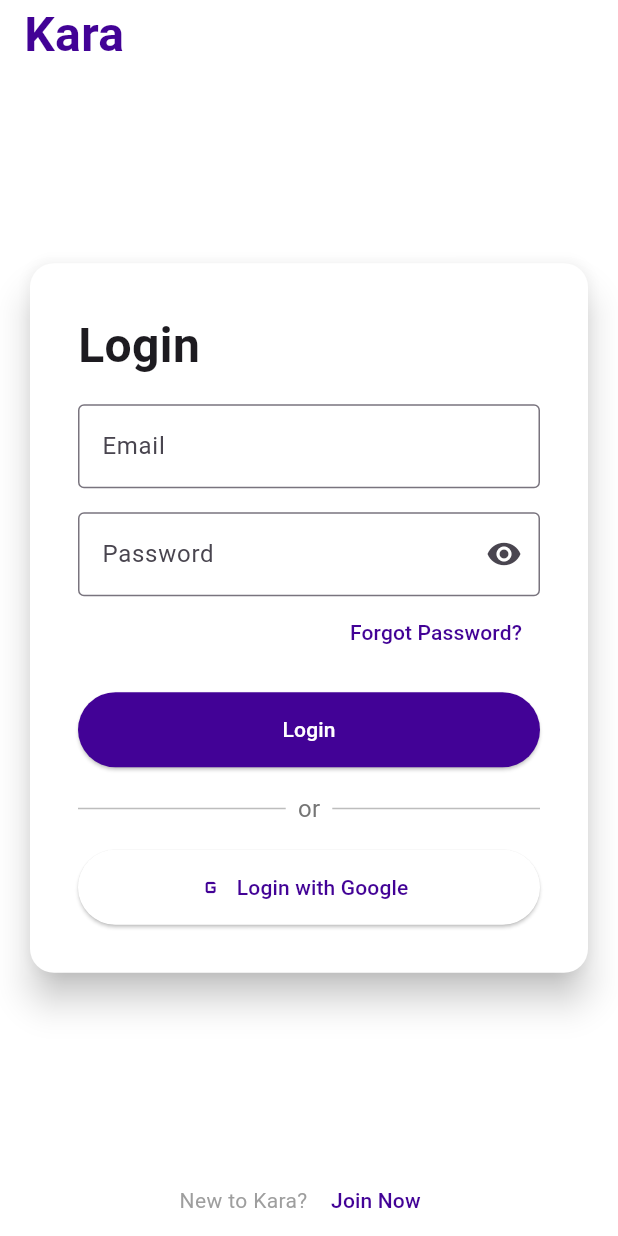
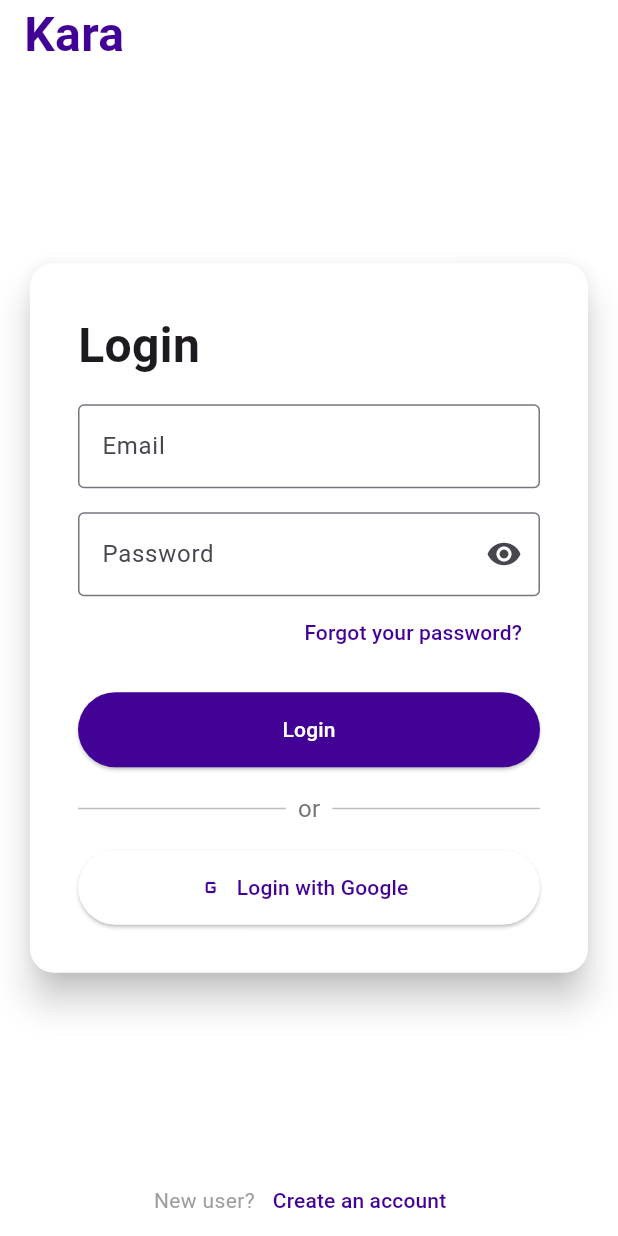
Before and after one commit to ariel4080/kara, a Flutter app: the screen it shows after launch, after a tap on "Login", on a phone screen of 412 x 824 dp. Run offline on Flutter 3.47's test engine with Material 3 defaults, Android fonts, the phone set to English and light mode, and no system bars; our stand-ins replace go_router.

Commit message:
Se agrega archivos de localization para manejar textos

```diff
--- /dev/null
+++ b/l10n.yaml
@@ -0,0 +1,6 @@
+arb-dir: lib/features/l10n
+template-arb-file: app_es.arb
+output-localization-file: app_localizations.dart
+output-dir: lib/features/l10n/generated
+synthetic-package: false
+output-class: AppLocalizations
--- a/lib/features/auth/views/login_view.dart
+++ b/lib/features/auth/views/login_view.dart
@@ -1,4 +1,5 @@
 import 'package:flutter/material.dart';
+import 'package:kara/features/l10n/generated/app_localizations.dart';
 
 class LoginView extends StatefulWidget {
   const LoginView({super.key});
@@ -12,17 +13,18 @@ class _LoginViewState extends State<LoginView> {
 
   @override
   Widget build(BuildContext context) {
+    AppLocalizations? localizations = AppLocalizations.of(context);
     return Scaffold(
       backgroundColor: Colors.white,
       body: SafeArea(
         child: Stack(
           children: [
-            const Positioned(
+            Positioned(
               child: Padding(
-                padding: EdgeInsets.symmetric(horizontal: 16),
+                padding: const EdgeInsets.symmetric(horizontal: 16),
                 child: Text(
-                  'Kara',
-                  style: TextStyle(
+                  localizations!.appTitle,
+                  style: const TextStyle(
                     fontSize: 32,
                     color: Color.fromARGB(255, 66, 2, 150),
                     fontWeight: FontWeight.bold,
@@ -47,22 +49,22 @@ class _LoginViewState extends State<LoginView> {
                         child: Column(
                           mainAxisSize: MainAxisSize.min,
                           children: [
-                            const Align(
+                            Align(
                               alignment: Alignment.centerLeft,
                               child: Text(
-                                'Login',
-                                style: TextStyle(
+                                localizations.title_login,
+                                style: const TextStyle(
                                   fontSize: 32,
                                   fontWeight: FontWeight.bold,
                                 ),
                               ),
                             ),
                             const SizedBox(height: 16),
-                            const TextField(
+                            TextField(
                               keyboardType: TextInputType.emailAddress,
                               decoration: InputDecoration(
-                                labelText: 'Email',
-                                border: OutlineInputBorder(),
+                                labelText: localizations.label_email,
+                                border: const OutlineInputBorder(),
                               ),
                             ),
                             const SizedBox(height: 16),
@@ -70,7 +72,7 @@ class _LoginViewState extends State<LoginView> {
                               obscureText: !_isPasswordVisible,
                               keyboardType: TextInputType.visiblePassword,
                               decoration: InputDecoration(
-                                labelText: 'Password',
+                                labelText: localizations.label_password,
                                 border: const OutlineInputBorder(),
                                 suffixIcon: IconButton(
                                   onPressed: () {
@@ -92,9 +94,9 @@ class _LoginViewState extends State<LoginView> {
                                 onPressed: () {
                                   // Implement forgot password functionality here
                                 },
-                                child: const Text(
-                                  'Forgot Password?',
-                                  style: TextStyle(
+                                child: Text(
+                                  localizations.label_forgot_password,
+                                  style: const TextStyle(
                                     color: Color.fromARGB(255, 66, 2, 150),
                                   ),
                                 ),
@@ -117,7 +119,7 @@ class _LoginViewState extends State<LoginView> {
                                 onPressed: () {
                                   // Implement login functionality here
                                 },
-                                child: const Text('Login'),
+                                child: Text(localizations.title_login),
                               ),
                             ),
                             const SizedBox(height: 16),
@@ -167,7 +169,7 @@ class _LoginViewState extends State<LoginView> {
                                   // Implement Google login functionality here
                                 },
                                 icon: const Icon(Icons.g_mobiledata),
-                                label: const Text('Login with Google'),
+                                label: Text(localizations.label_login_with_google),
                               ),
                             ),
                           ],
@@ -185,17 +187,17 @@ class _LoginViewState extends State<LoginView> {
               child: Row(
                 mainAxisAlignment: MainAxisAlignment.center,
                 children: [
-                  const Text(
-                    'New to Kara? ',
-                    style: TextStyle(color: Colors.grey),
+                  Text(
+                    localizations.label_new_user,
+                    style: const TextStyle(color: Colors.grey),
                   ),
                   TextButton(
                     onPressed: () {
                       // Implement navigation to sign up view here
                     },
-                    child: const Text(
-                      'Join Now',
-                      style: TextStyle(color: Color.fromARGB(255, 66, 2, 150)),
+                    child: Text(
+                      localizations.label_create_account,
+                      style: const TextStyle(color: Color.fromARGB(255, 66, 2, 150)),
                     ),
                   ),
                 ],
--- /dev/null
+++ b/lib/features/l10n/app_en.arb
@@ -0,0 +1,11 @@
+{
+    "@@locale": "en",
+    "appTitle": "Kara",
+    "title_login": "Login",
+    "label_email": "Email",
+    "label_password": "Password",
+    "label_forgot_password": "Forgot your password?",
+    "label_login_with_google": "Login with Google",
+    "label_new_user": "New user?",
+    "label_create_account": "Create an account"
+}
--- /dev/null
+++ b/lib/features/l10n/app_es.arb
@@ -0,0 +1,11 @@
+{
+    "@@locale": "es",
+    "appTitle": "Kara",
+    "title_login": "Iniciar sesión",
+    "label_email": "Correo electrónico",
+    "label_password": "Contraseña",
+    "label_forgot_password": "¿Olvidaste tu contraseña?",
+    "label_login_with_google": "Iniciar sesión con Google",
+    "label_new_user": "¿Eres nuevo?",
+    "label_create_account": "Crear una cuenta"
+}
--- a/lib/features/splash/views/splash_view.dart
+++ b/lib/features/splash/views/splash_view.dart
@@ -1,5 +1,8 @@
 import 'package:flutter/material.dart';
 import 'package:go_router/go_router.dart';
+
+import '../../../navigation/app_navigation.dart';
+import '../../l10n/generated/app_localizations.dart';
 
 class SplashView extends StatefulWidget {
   const SplashView({super.key});
@@ -16,19 +19,20 @@ class _SplashScreen extends State<SplashView> {
     Future.delayed(const Duration(seconds: 4), () {
       // Navigate to the next screen after the delay
       if(context.mounted) {
-        context.go('/login');
+        context.go(AppNavigation.login);
       }
     });
   }
 
   @override
   Widget build(content){
-    return const Scaffold(
-      backgroundColor: Color.fromARGB(255, 66, 2, 150),
+    AppLocalizations localizations = AppLocalizations.of(context)!;
+    return Scaffold(
+      backgroundColor: const Color.fromARGB(255, 66, 2, 150),
       body: Center(
         child: Text(
-          'Kara',
-          style: TextStyle(
+          localizations.appTitle,
+          style: const TextStyle(
             fontSize: 55,
             color: Colors.white,
             fontWeight: FontWeight.bold,
--- a/lib/main.dart
+++ b/lib/main.dart
@@ -1,4 +1,5 @@
 import 'package:flutter/material.dart';
+import 'package:kara/features/l10n/generated/app_localizations.dart';
 import 'navigation/app_navigation.dart';
 
 void main() {
@@ -14,6 +15,8 @@ class MyApp extends StatelessWidget {
     return MaterialApp.router(
       debugShowCheckedModeBanner: false,
       routerConfig: AppNavigation.appRouter,
+      localizationsDelegates: AppLocalizations.localizationsDelegates,
+      supportedLocales: AppLocalizations.supportedLocales,
       theme: ThemeData(
         primarySwatch: Colors.deepPurple,
         scaffoldBackgroundColor: Colors.white,
--- a/lib/navigation/app_navigation.dart
+++ b/lib/navigation/app_navigation.dart
@@ -5,6 +5,8 @@ import 'package:kara/features/splash/views/splash_view.dart';
 class AppNavigation {
   static const String _splash = '/splash';
   static const String _login = '/login';
+
+  static String get login => _login;
 
   static final routerConfig = [
     GoRoute(name: _splash, path: _splash, builder:(context, state) => const SplashView(),),
```
Also changed, not shown: lib/features/l10n/generated/app_localizations.dart (added), lib/features/l10n/generated/app_localizations_en.dart (added), lib/features/l10n/generated/app_localizations_es.dart (added).
